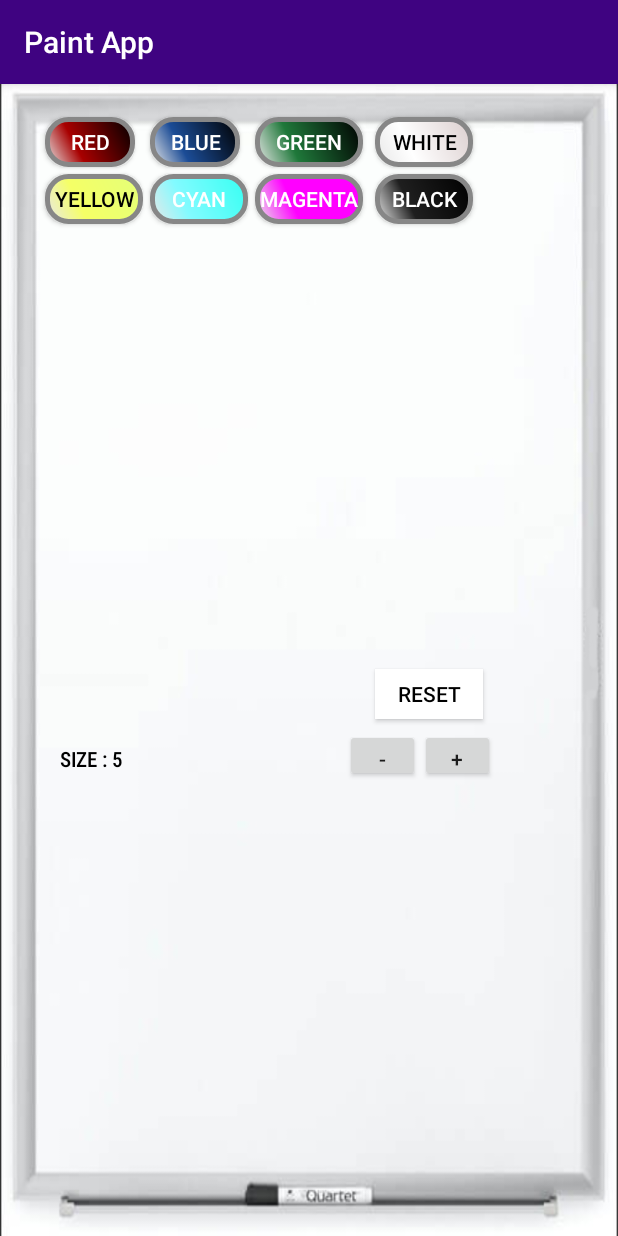
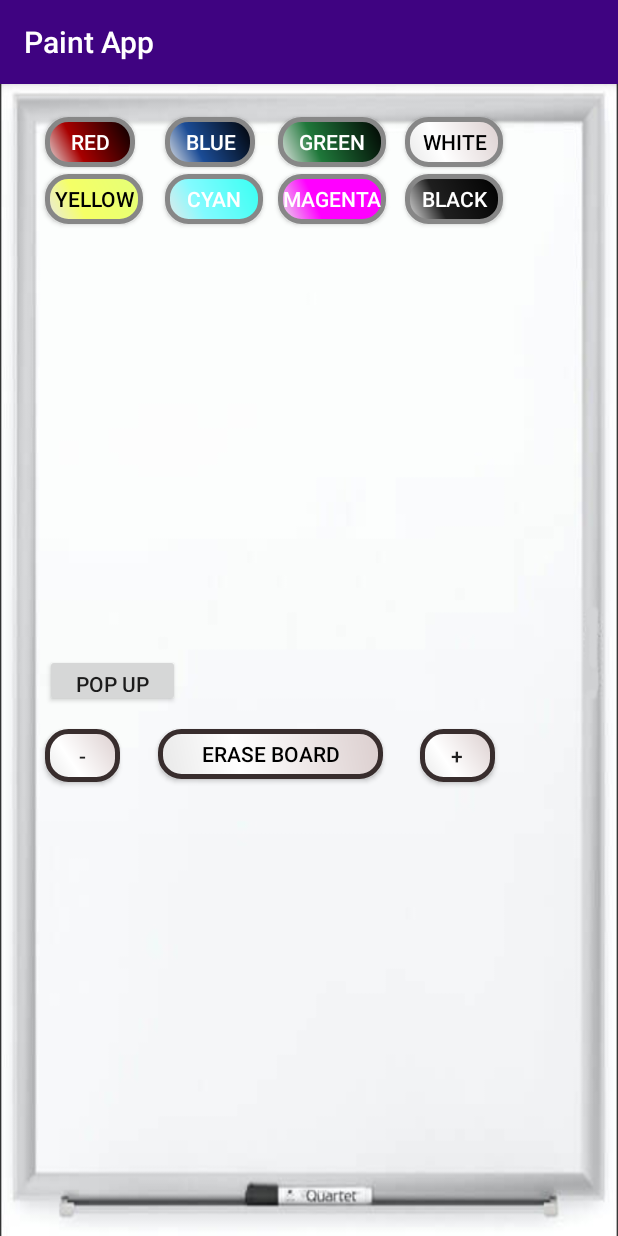
Before and after one commit to aliang30/CS441---Android-Project-2, an Android app: the screen it shows after launch (MainActivity), on a phone screen of 412 x 824 dp. Run offline under Robolectric (Android 15) with nearby library versions, the phone set to English and light mode, and no system bars.

Commit message:
Modified design + start drag and drop button

```diff
--- a/app/src/main/java/com/example/project2/MainActivity.java
+++ b/app/src/main/java/com/example/project2/MainActivity.java
@@ -12,12 +12,10 @@ import android.widget.TextView;
 import android.view.Menu;
 import android.view.MenuItem;
 
-
 public class MainActivity extends AppCompatActivity implements View.OnClickListener {
     PaintPotView v_drawingPad;
     Button b_red, b_blue, b_green, b_cyan, b_yellow, b_black, b_white, b_magenta;
     Button b_reset, b_dotSizePlus, b_dotSizeMinus;
-    TextView tv_dotSize;
 
     private static final int DOT_SIZE_INCREMENT = 5;
 
@@ -25,7 +23,6 @@ public class MainActivity extends AppCompatActivity implements View.OnClickListe
     protected void onCreate(Bundle savedInstanceState) {
         super.onCreate(savedInstanceState);
         setContentView(R.layout.activity_main);
-
 
         b_red = (Button)findViewById(R.id.red_b);
         b_blue = (Button)findViewById(R.id.blue_b);
@@ -51,9 +48,6 @@ public class MainActivity extends AppCompatActivity implements View.OnClickListe
         b_dotSizePlus.setOnClickListener(this);
         b_dotSizeMinus.setOnClickListener(this);
         v_drawingPad = (PaintPotView)findViewById(R.id.drawingPad_v);
-
-        tv_dotSize = (TextView)findViewById(R.id.dotSize_tv);
-        tv_dotSize.setText("SIZE : " + v_drawingPad.getDotSize());
 
     }
 
@@ -98,17 +92,14 @@ public class MainActivity extends AppCompatActivity implements View.OnClickListe
                 break;
             case R.id.reset_b:
                 v_drawingPad.reset();
-                tv_dotSize.setText("SIZE: " + v_drawingPad.getDotSize());
                 Log.d("Button Pressed: ", _b.getText() + "");
                 break;
             case R.id.plus_b:
                 v_drawingPad.changeDotSize(+DOT_SIZE_INCREMENT);
-                tv_dotSize.setText("SIZE: " + v_drawingPad.getDotSize());
                 Log.d("Button Pressed: ", _b.getText() + "");
                 break;
             case R.id.minus_b:
                 v_drawingPad.changeDotSize(-DOT_SIZE_INCREMENT);
-                tv_dotSize.setText("SIZE: " + v_drawingPad.getDotSize());
                 Log.d("Button Pressed: ", _b.getText() + "");
                 break;
         }
--- a/app/src/main/java/com/example/project2/PaintPotView.java
+++ b/app/src/main/java/com/example/project2/PaintPotView.java
@@ -1,17 +1,18 @@
 package com.example.project2;
 
+import android.util.AttributeSet;
 import android.content.Context;
 import android.graphics.Canvas;
 import android.graphics.Color;
 import android.graphics.Paint;
 import android.graphics.Path;
-import android.util.AttributeSet;
 import android.util.Log;
 import android.view.MotionEvent;
 import android.view.View;
 import java.util.ArrayList;
 
 public class PaintPotView extends View implements View.OnTouchListener{
+
     private final int DEFAULT_DOT_SIZE = 5;
     private final int MAX_DOT_SIZE = 100;
     private final int MIN_DOT_SIZE = 0;
@@ -21,10 +22,8 @@ public class PaintPotView extends View implements View.OnTouchListener{
     private Paint mPaint;
     private final int DEFAULT_COLOR = Color.GREEN;
     private float mX, mY, mOldX, mOldY;
-
     private ArrayList<Path> mPaths;
     private ArrayList<Paint> mPaints;
-
 
     public PaintPotView(Context context) {
         super(context);
@@ -41,18 +40,10 @@ public class PaintPotView extends View implements View.OnTouchListener{
         this.init();
     }
 
-    public int getDotSize() {
-        return mDotSize;
-    }
-
     public void changeDotSize(int increment) {
         this.mDotSize += increment;
         this.mDotSize = Math.max(mDotSize, MIN_DOT_SIZE); //ceiling
         this.mDotSize = Math.min(mDotSize, MAX_DOT_SIZE); //floor
-    }
-
-    public int getPenColor() {
-        return mPenColor;
     }
 
     public void setPenColor(int penColor) {
@@ -82,7 +73,6 @@ public class PaintPotView extends View implements View.OnTouchListener{
         super.onDraw(canvas);
         for (int i = 0 ; i < mPaths.size() ; i++)
             canvas.drawPath(mPaths.get(i), mPaints.get(i));
-
     }
 
     @Override
@@ -105,7 +95,7 @@ public class PaintPotView extends View implements View.OnTouchListener{
             case MotionEvent.ACTION_UP:
                 this.addPath(true);
                 if (mOldX == mX && mOldY == mY)
-                    this.mPath.addCircle(mX, mY, mDotSize/2, Path.Direction.CW);
+                    this.mPath.addCircle(mX, mY, mDotSize / 2, Path.Direction.CW);
                 break;
         }
         this.invalidate();
--- /dev/null
+++ b/app/src/main/res/drawable/button_erase.xml
@@ -0,0 +1,28 @@
+<?xml version="1.0" encoding="utf-8"?>
+<shape xmlns:android="http://schemas.android.com/apk/res/android" android:shape="rectangle" >
+    <corners
+        android:radius="14dp"
+        />
+    <gradient
+        android:angle="45"
+        android:centerX="35%"
+        android:centerColor="#FFFFFF"
+        android:startColor="#E8E8E8"
+        android:endColor="#DBCECE"
+        android:type="linear"
+        />
+    <padding
+        android:left="0dp"
+        android:top="0dp"
+        android:right="0dp"
+        android:bottom="0dp"
+        />
+    <size
+        android:width="270dp"
+        android:height="60dp"
+        />
+    <stroke
+        android:width="3dp"
+        android:color="#382D2D"
+        />
+</shape>
--- a/app/src/main/res/layout/activity_main.xml
+++ b/app/src/main/res/layout/activity_main.xml
@@ -21,7 +21,7 @@
         android:id="@+id/blue_b"
         android:layout_width="60dp"
         android:layout_height="33dp"
-        android:layout_marginLeft="100dp"
+        android:layout_marginLeft="110dp"
         android:layout_marginTop="22dp"
         android:background="@drawable/button_blue"
         android:textColor="@android:color/white"
@@ -31,7 +31,7 @@
         android:id="@+id/green_b"
         android:layout_width="72dp"
         android:layout_height="33dp"
-        android:layout_marginLeft="170dp"
+        android:layout_marginLeft="185dp"
         android:layout_marginTop="22dp"
         android:background="@drawable/button_green"
         android:textColor="@android:color/white"
@@ -41,7 +41,7 @@
         android:id="@+id/magenta_b"
         android:layout_width="72dp"
         android:layout_height="33dp"
-        android:layout_marginLeft="170dp"
+        android:layout_marginLeft="185dp"
         android:layout_marginTop="60dp"
         android:background="@drawable/button_magenta"
         android:textColor="@android:color/white"
@@ -51,7 +51,7 @@
         android:id="@+id/cyan_b"
         android:layout_width="65dp"
         android:layout_height="33dp"
-        android:layout_marginLeft="100dp"
+        android:layout_marginLeft="110dp"
         android:layout_marginTop="60dp"
         android:background="@drawable/button_cyan"
         android:textColor="@android:color/white"
@@ -71,7 +71,7 @@
         android:id="@+id/white_b"
         android:layout_width="65dp"
         android:layout_height="33dp"
-        android:layout_marginLeft="250dp"
+        android:layout_marginLeft="270dp"
         android:layout_marginTop="22dp"
         android:background="@drawable/button_white"
         android:textColor="@android:color/black"
@@ -81,7 +81,7 @@
         android:id="@+id/black_b"
         android:layout_width="65dp"
         android:layout_height="33dp"
-        android:layout_marginLeft="250dp"
+        android:layout_marginLeft="270dp"
         android:layout_marginTop="60dp"
         android:background="@drawable/button_black"
         android:textColor="@android:color/white"
@@ -89,13 +89,13 @@
 
     <Button
         android:id="@+id/reset_b"
-        android:layout_width="72dp"
+        android:layout_width="150dp"
         android:layout_height="33dp"
-        android:layout_marginLeft="250dp"
-        android:layout_marginTop="390dp"
-        android:background="#FFFFFF"
+        android:layout_marginLeft="105dp"
+        android:layout_marginTop="430dp"
+        android:background="@drawable/button_erase"
         android:textColor="#000000"
-        android:text="RESET" />
+        android:text="ERASE BOARD" />
 
     <Button
         android:id="@+id/plus_b"
@@ -103,15 +103,25 @@
         android:layout_height="35dp"
         android:layout_marginLeft="280dp"
         android:layout_marginTop="430dp"
+        android:background="@drawable/button_erase"
         android:text="+" />
 
     <Button
         android:id="@+id/minus_b"
         android:layout_width="50dp"
         android:layout_height="35dp"
-        android:layout_marginLeft="230dp"
+        android:layout_marginLeft="30dp"
         android:layout_marginTop="430dp"
+        android:background="@drawable/button_erase"
         android:text="-" />
+
+    <Button
+        android:id="@+id/cartoon_b"
+        android:layout_width="90dp"
+        android:layout_height="35dp"
+        android:layout_marginLeft="30dp"
+        android:layout_marginTop="380dp"
+        android:text="POP UP" />
 
     <com.example.project2.PaintPotView
         android:background="@drawable/white_board"
@@ -119,16 +129,5 @@
         android:layout_height="match_parent"
         android:id="@+id/drawingPad_v" />
 
-    <TextView
-        android:id="@+id/dotSize_tv"
-        android:layout_width="wrap_content"
-        android:layout_height="wrap_content"
-        android:layout_marginLeft="40dp"
-        android:layout_marginTop="440dp"
-        android:text="SIZE : "
-        android:textColor="#000000"
-        app:fontFamily="sans-serif-condensed-medium" />
-
-
 
 </RelativeLayout>
```
Also changed, not shown: 104 other files.
